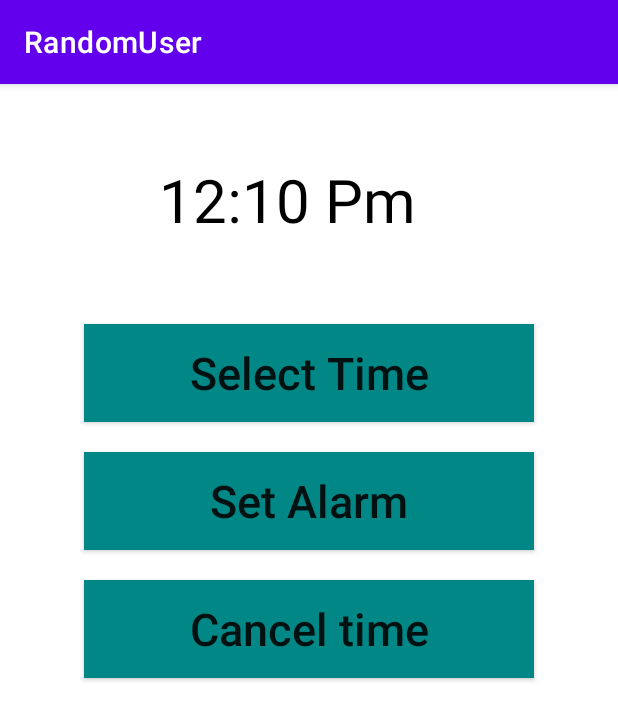
After one commit to shakircam/Alarm-Manager, an Android app: the AlarmActivity screen opened directly, with no data from a screen before it, on a phone screen of 412 x 824 dp. The commit adds this screen. Shown: the top 720 px of the screen. Run offline under Robolectric (Android 15) with nearby library versions, the phone set to English and light mode, and no system bars.

Commit message:
add alarm...

```diff
--- a/app/src/main/java/com/itmedicus/randomuser/data/local/UserDao.kt
+++ b/app/src/main/java/com/itmedicus/randomuser/data/local/UserDao.kt
@@ -21,8 +21,11 @@ interface UserDao {
     @Query("SELECT * FROM user_table ORDER BY id ASC  ")
     fun getAllUser(): List<Result>
 
+    @Query("SELECT * FROM user_table ORDER BY id ASC  ")
+    fun getAllRandomUser(): MutableList<Result>
+
    @Query("DELETE FROM user_table WHERE id=:id")
-    suspend fun deleteItem(id: Int)
+    suspend fun deleteItem(id: Int?)
 
     @Query("UPDATE user_table SET name  = :name, phone = :phone,gender =:gender," +
             "email =:email,nat=:nat,picture=:picture,location=:location  WHERE id = :id")
--- /dev/null
+++ b/app/src/main/java/com/itmedicus/randomuser/ui/activity/AlarmActivity.kt
@@ -0,0 +1,96 @@
+package com.itmedicus.randomuser.ui.activity
+
+import android.app.AlarmManager
+import android.app.NotificationChannel
+import android.app.NotificationManager
+import android.app.PendingIntent
+import android.content.Intent
+import android.os.Build
+import androidx.appcompat.app.AppCompatActivity
+import android.os.Bundle
+import android.widget.Toast
+import com.google.android.material.timepicker.MaterialTimePicker
+import com.google.android.material.timepicker.TimeFormat
+import com.itmedicus.randomuser.databinding.ActivityAlarmBinding
+import java.nio.file.attribute.AclEntry
+import java.util.*
+
+class AlarmActivity : AppCompatActivity() {
+    private lateinit var binding: ActivityAlarmBinding
+    private lateinit var picker : MaterialTimePicker
+    private lateinit var calender : Calendar
+    private lateinit var alarmManager: AlarmManager
+    private lateinit var pendingIntent: PendingIntent
+
+    override fun onCreate(savedInstanceState: Bundle?) {
+        super.onCreate(savedInstanceState)
+        binding = ActivityAlarmBinding.inflate(layoutInflater)
+        setContentView(binding.root)
+        notificationChannel()
+
+        binding.selectTime.setOnClickListener {
+            showTimePicker()
+        }
+        binding.setAlarm.setOnClickListener {
+            setAlarm()
+        }
+        binding.cancelTime.setOnClickListener {
+            cancelAlarm()
+        }
+    }
+
+    private fun cancelAlarm() {
+        alarmManager = getSystemService(ALARM_SERVICE) as AlarmManager
+        val intent = Intent(this,AlarmReceiver::class.java)
+        pendingIntent = PendingIntent.getBroadcast(this,0,intent,0)
+        alarmManager.cancel(pendingIntent)
+        Toast.makeText(this,"alarm cancel!!",Toast.LENGTH_SHORT).show()
+    }
+
+    private fun setAlarm() {
+        alarmManager = getSystemService(ALARM_SERVICE) as AlarmManager
+        val intent = Intent(this,AlarmReceiver::class.java)
+        pendingIntent = PendingIntent.getBroadcast(this,0,intent,0)
+        alarmManager.setRepeating(
+            AlarmManager.RTC_WAKEUP,calender.timeInMillis,AlarmManager.INTERVAL_DAY,pendingIntent
+        )
+        Toast.makeText(this,"alarm set successfully",Toast.LENGTH_SHORT).show()
+    }
+
+    private fun showTimePicker() {
+       picker = MaterialTimePicker.Builder()
+           .setTimeFormat(TimeFormat.CLOCK_12H)
+           .setHour(12).setMinute(0)
+           .setTitleText("Select Alarm Time")
+           .build()
+        picker.show(supportFragmentManager,"itmedicus")
+        picker.addOnPositiveButtonClickListener {
+            if (picker.hour > 12){
+               binding.timeView.text =
+                   String.format("%02d",picker.hour -12)+ " : "+String.format("%02d",picker.minute) + "PM"
+
+            }else{
+                String.format("%02d",picker.hour )+ " : "+String.format("%02d",picker.minute) + "AM"
+            }
+            calender = Calendar.getInstance()
+            calender[Calendar.HOUR_OF_DAY]=  picker.hour
+            calender[Calendar.MINUTE]=  picker.minute
+            calender[Calendar.SECOND]= 0
+            calender[Calendar.MILLISECOND]=  0
+
+        }
+
+    }
+
+    private fun notificationChannel() {
+      if (Build.VERSION.SDK_INT >= Build.VERSION_CODES.O){
+          val name : CharSequence = "go for"
+          val description = "alarm set"
+          val importance = NotificationManager.IMPORTANCE_HIGH
+          val channel = NotificationChannel("itmedicuss",name,importance)
+          channel.description = description
+          val notificationManager = getSystemService(NotificationManager::class.java)
+          notificationManager.createNotificationChannel(channel)
+      }
+    }
+}
--- a/app/src/main/java/com/itmedicus/randomuser/ui/activity/HomeActivity.kt
+++ b/app/src/main/java/com/itmedicus/randomuser/ui/activity/HomeActivity.kt
@@ -27,5 +27,10 @@ class HomeActivity : AppCompatActivity() {
             val intent = Intent(this,HistoryActivity::class.java)
             startActivity(intent)
         }
+
+        binding.card5.setOnClickListener {
+            val intent = Intent(this,AlarmActivity::class.java)
+            startActivity(intent)
+        }
     }
 }
--- /dev/null
+++ b/app/src/main/res/layout/activity_alarm.xml
@@ -0,0 +1,61 @@
+<?xml version="1.0" encoding="utf-8"?>
+<androidx.constraintlayout.widget.ConstraintLayout
+    xmlns:android="http://schemas.android.com/apk/res/android"
+    xmlns:app="http://schemas.android.com/apk/res-auto"
+    xmlns:tools="http://schemas.android.com/tools"
+    android:layout_width="match_parent"
+    android:layout_height="match_parent"
+    tools:context=".ui.activity.AlarmActivity">
+
+    <androidx.appcompat.widget.AppCompatTextView
+        android:id="@+id/timeView"
+        app:layout_constraintTop_toTopOf="parent"
+        app:layout_constraintStart_toStartOf="parent"
+        app:layout_constraintEnd_toEndOf="parent"
+        android:layout_marginTop="50dp"
+        android:text="12:10 Pm"
+        android:textColor="@color/black"
+        android:textSize="40sp"
+        android:layout_width="200dp"
+        android:layout_height="80dp"/>
+
+<androidx.appcompat.widget.AppCompatButton
+    android:id="@+id/selectTime"
+    app:layout_constraintTop_toBottomOf="@id/timeView"
+    app:layout_constraintStart_toStartOf="parent"
+    app:layout_constraintEnd_toEndOf="parent"
+    android:text="Select Time"
+    android:background="@color/teal_700"
+    android:layout_marginTop="30dp"
+    android:textSize="30sp"
+    android:textAllCaps="false"
+    android:layout_width="300dp"
+    android:layout_height="65dp"/>
+
+    <androidx.appcompat.widget.AppCompatButton
+        android:id="@+id/setAlarm"
+        app:layout_constraintTop_toBottomOf="@id/selectTime"
+        app:layout_constraintStart_toStartOf="parent"
+        app:layout_constraintEnd_toEndOf="parent"
+        android:text="Set Alarm"
+        android:background="@color/teal_700"
+        android:layout_marginTop="20dp"
+        android:textSize="30sp"
+        android:textAllCaps="false"
+        android:layout_width="300dp"
+        android:layout_height="65dp"/>
+
+    <androidx.appcompat.widget.AppCompatButton
+        android:id="@+id/cancelTime"
+        app:layout_constraintTop_toBottomOf="@id/setAlarm"
+        app:layout_constraintStart_toStartOf="parent"
+        app:layout_constraintEnd_toEndOf="parent"
+        android:text="Cancel time"
+        android:background="@color/teal_700"
+        android:layout_marginTop="20dp"
+        android:textSize="30sp"
+        android:textAllCaps="false"
+        android:layout_width="300dp"
+        android:layout_height="65dp"/>
+
+</androidx.constraintlayout.widget.ConstraintLayout>
--- a/app/src/main/res/layout/activity_home.xml
+++ b/app/src/main/res/layout/activity_home.xml
@@ -124,7 +124,7 @@
         android:layout_height="wrap_content"
         android:layout_marginStart="40dp"
         android:layout_marginTop="10dp"
-        android:text="Favorite"
+        android:text="Search"
         android:textColor="@color/black"
         android:textSize="20sp"
         app:layout_constraintEnd_toEndOf="parent"
```
Also changed, not shown: app/src/main/AndroidManifest.xml (+15 -0 lines), app/src/main/java/com/itmedicus/randomuser/ui/activity/AlarmReceiver.kt (added, +30 -0 lines), app/src/main/java/com/itmedicus/randomuser/ui/activity/ListActivity.kt (+20 -2 lines), app/src/main/java/com/itmedicus/randomuser/ui/activity/ShowAlarmActivity.kt (added, +12 -0 lines), app/src/main/res/layout/activity_show_alarm.xml (added, +9 -0 lines).
